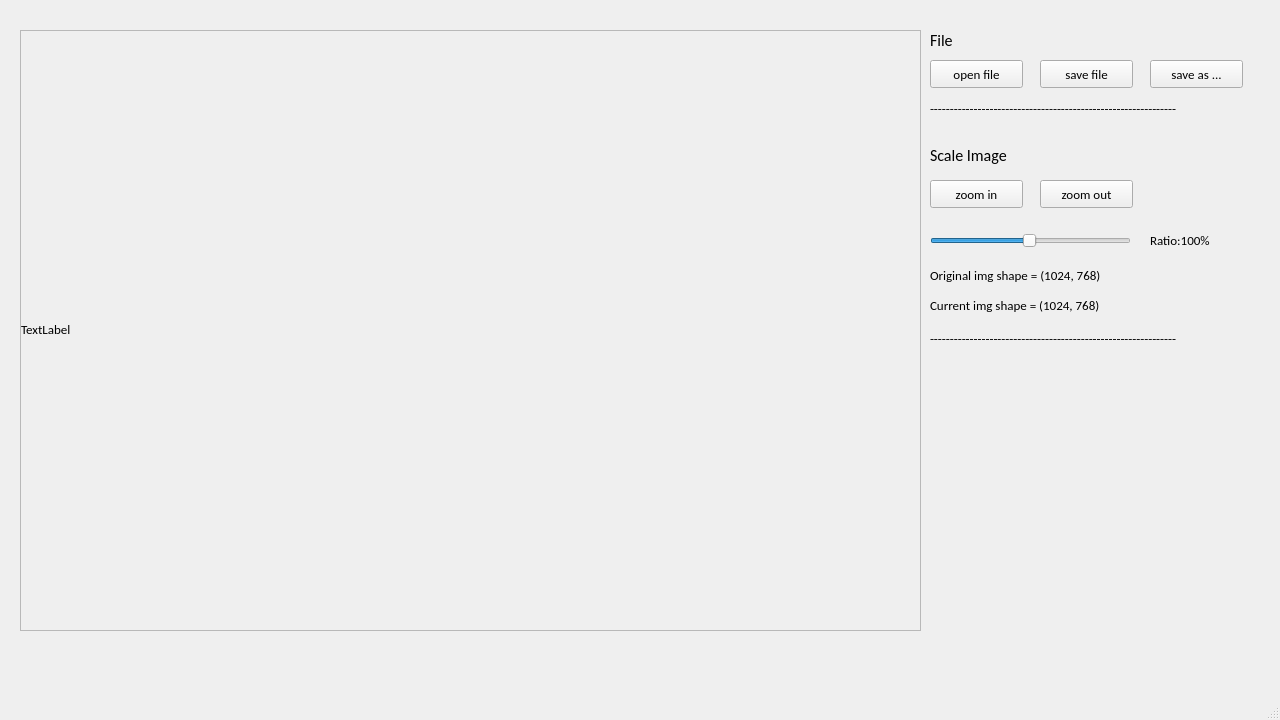
Above: UI.ui from snoopy811005/drawer_practice before the change. Below: the same form after it.
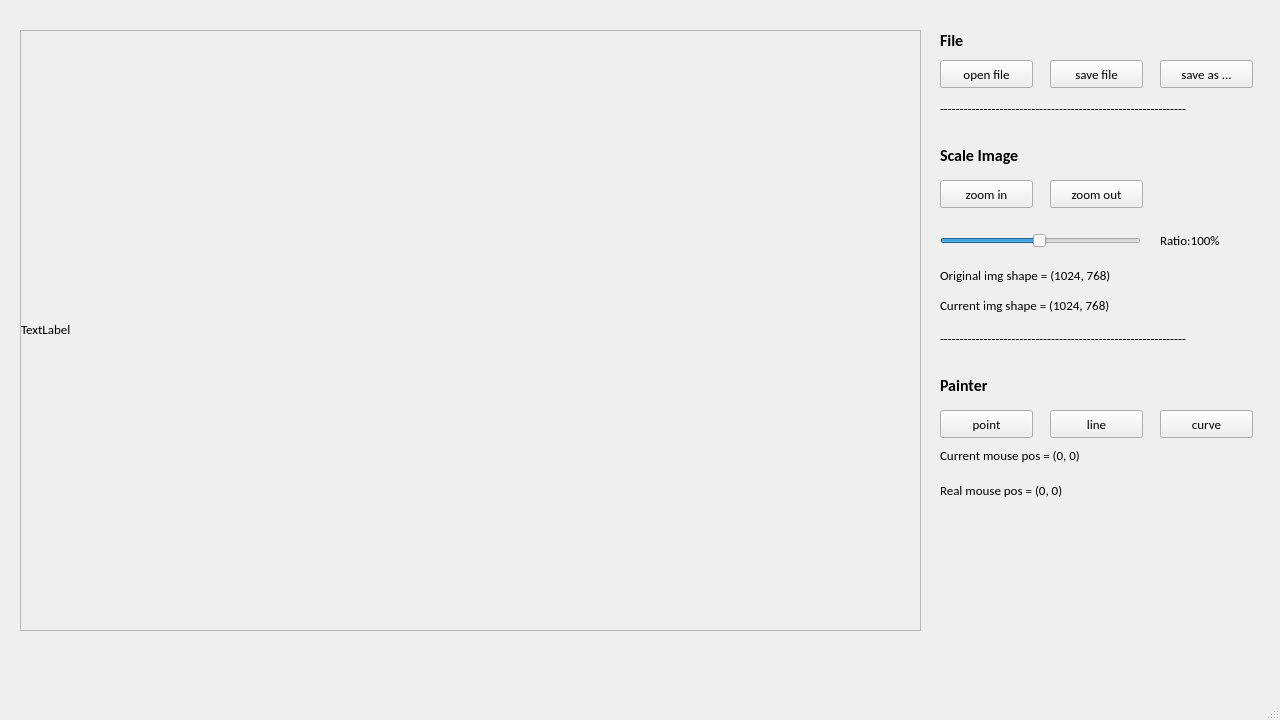
That is the form after the change.

Commit message: get mouse position and draw point/curve

```diff
--- a/UI.ui
+++ b/UI.ui
@@ -23,7 +23,7 @@
    <widget class="QPushButton" name="btn_zoom_in">
     <property name="geometry">
      <rect>
-      <x>930</x>
+      <x>940</x>
       <y>180</y>
       <width>93</width>
       <height>28</height>
@@ -42,7 +42,7 @@
    <widget class="QPushButton" name="btn_zoom_out">
     <property name="geometry">
      <rect>
-      <x>1040</x>
+      <x>1050</x>
       <y>180</y>
       <width>93</width>
       <height>28</height>
@@ -109,7 +109,7 @@
    <widget class="QLabel" name="label_img_shape_original">
     <property name="geometry">
      <rect>
-      <x>930</x>
+      <x>940</x>
       <y>260</y>
       <width>301</width>
       <height>31</height>
@@ -127,7 +127,7 @@
    <widget class="QSlider" name="slider_zoom">
     <property name="geometry">
      <rect>
-      <x>930</x>
+      <x>940</x>
       <y>230</y>
       <width>201</width>
       <height>22</height>
@@ -149,7 +149,7 @@
    <widget class="QLabel" name="label_img_ratio">
     <property name="geometry">
      <rect>
-      <x>1150</x>
+      <x>1160</x>
       <y>220</y>
       <width>111</width>
       <height>41</height>
@@ -162,7 +162,7 @@
    <widget class="QLabel" name="label_img_shape_current">
     <property name="geometry">
      <rect>
-      <x>930</x>
+      <x>940</x>
       <y>290</y>
       <width>301</width>
       <height>31</height>
@@ -175,7 +175,7 @@
    <widget class="QPushButton" name="btn_open_image">
     <property name="geometry">
      <rect>
-      <x>930</x>
+      <x>940</x>
       <y>60</y>
       <width>93</width>
       <height>28</height>
@@ -188,7 +188,7 @@
    <widget class="QLabel" name="label_text_file">
     <property name="geometry">
      <rect>
-      <x>930</x>
+      <x>940</x>
       <y>30</y>
       <width>61</width>
       <height>21</height>
@@ -197,6 +197,9 @@
     <property name="font">
      <font>
       <pointsize>12</pointsize>
+      <weight>75</weight>
+      <bold>true</bold>
+      <underline>false</underline>
      </font>
     </property>
     <property name="text">
@@ -206,7 +209,7 @@
    <widget class="QPushButton" name="btn_save_image">
     <property name="geometry">
      <rect>
-      <x>1040</x>
+      <x>1050</x>
       <y>60</y>
       <width>93</width>
       <height>28</height>
@@ -219,7 +222,7 @@
    <widget class="QPushButton" name="btn_save_as_image">
     <property name="geometry">
      <rect>
-      <x>1150</x>
+      <x>1160</x>
       <y>60</y>
       <width>93</width>
       <height>28</height>
@@ -232,7 +235,7 @@
    <widget class="QLabel" name="label_text_scale">
     <property name="geometry">
      <rect>
-      <x>930</x>
+      <x>940</x>
       <y>140</y>
       <width>111</width>
       <height>31</height>
@@ -241,6 +244,8 @@
     <property name="font">
      <font>
       <pointsize>12</pointsize>
+      <weight>75</weight>
+      <bold>true</bold>
      </font>
     </property>
     <property name="text">
@@ -250,7 +255,7 @@
    <widget class="QLabel" name="spacer_file">
     <property name="geometry">
      <rect>
-      <x>930</x>
+      <x>940</x>
       <y>100</y>
       <width>311</width>
       <height>16</height>
@@ -263,7 +268,7 @@
    <widget class="QLabel" name="spacer_scale">
     <property name="geometry">
      <rect>
-      <x>930</x>
+      <x>940</x>
       <y>330</y>
       <width>311</width>
       <height>16</height>
@@ -273,6 +278,97 @@
      <string>--------------------------------------------------------------</string>
     </property>
    </widget>
+   <widget class="QLabel" name="label_text_painter">
+    <property name="geometry">
+     <rect>
+      <x>940</x>
+      <y>370</y>
+      <width>71</width>
+      <height>31</height>
+     </rect>
+    </property>
+    <property name="font">
+     <font>
+      <pointsize>12</pointsize>
+      <weight>75</weight>
+      <bold>true</bold>
+     </font>
+    </property>
+    <property name="text">
+     <string>Painter</string>
+    </property>
+   </widget>
+   <widget class="QLabel" name="label_click_current_pos">
+    <property name="geometry">
+     <rect>
+      <x>940</x>
+      <y>440</y>
+      <width>301</width>
+      <height>31</height>
+     </rect>
+    </property>
+    <property name="text">
+     <string>Current mouse pos = (0, 0)</string>
+    </property>
+   </widget>
+   <widget class="QLabel" name="label_click_real_pos">
+    <property name="geometry">
+     <rect>
+      <x>940</x>
+      <y>475</y>
+      <width>301</width>
+      <height>31</height>
+     </rect>
+    </property>
+    <property name="text">
+     <string>Real mouse pos = (0, 0)</string>
+    </property>
+   </widget>
+   <widget class="QPushButton" name="btn_paint_point">
+    <property name="geometry">
+     <rect>
+      <x>940</x>
+      <y>410</y>
+      <width>93</width>
+      <height>28</height>
+     </rect>
+    </property>
+    <property name="text">
+     <string>point</string>
+    </property>
+   </widget>
+   <widget class="QPushButton" name="btn_paint_line">
+    <property name="enabled">
+     <bool>true</bool>
+    </property>
+    <property name="geometry">
+     <rect>
+      <x>1050</x>
+      <y>410</y>
+      <width>93</width>
+      <height>28</height>
+     </rect>
+    </property>
+    <property name="text">
+     <string>line</string>
+    </property>
+   </widget>
+   <widget class="QPushButton" name="btn_paint_curve">
+    <property name="enabled">
+     <bool>true</bool>
+    </property>
+    <property name="geometry">
+     <rect>
+      <x>1160</x>
+      <y>410</y>
+      <width>93</width>
+      <height>28</height>
+     </rect>
+    </property>
+    <property name="text">
+     <string>curve</string>
+    </property>
+   </widget>
   </widget>
   <widget class="QMenuBar" name="menubar">
    <property name="geometry">
```
The commit also changes 7 other files.
